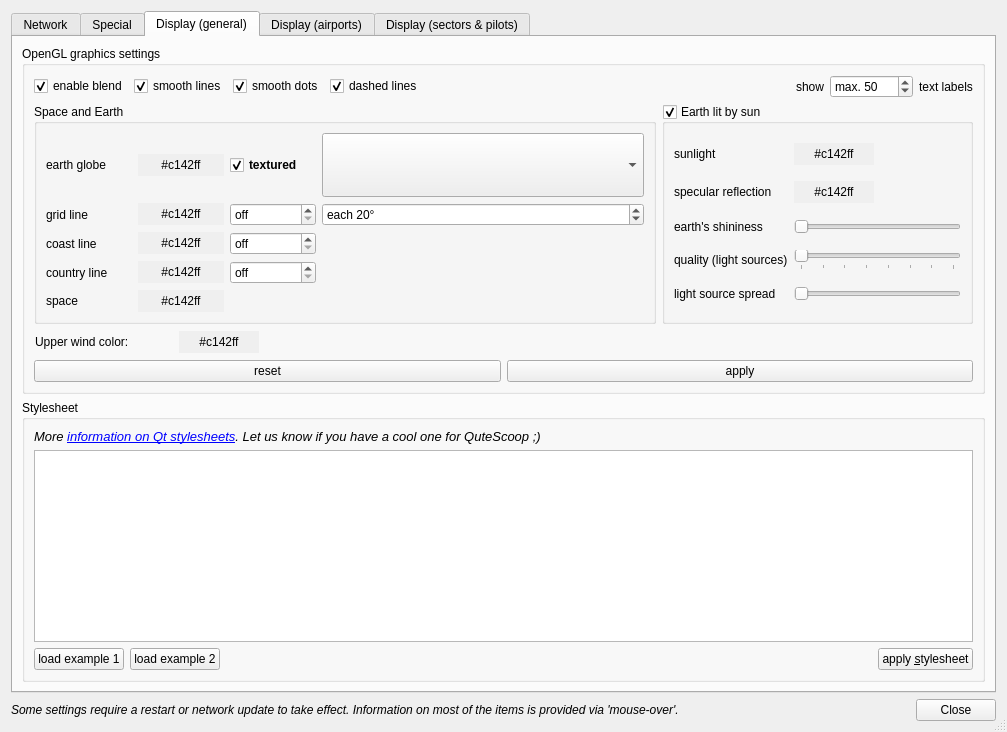
Above: branches/QuteScoop_2.1.1/src/PreferencesDialog.ui from qutescoop/qutescoop before the change. Below: the same form after it.
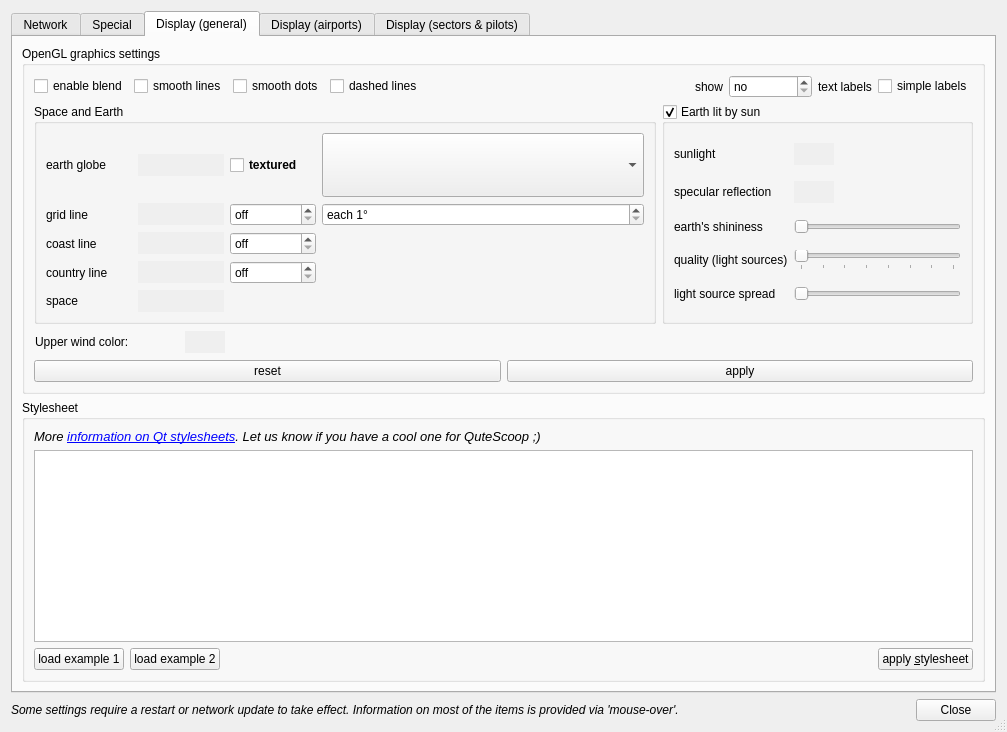
That is the form after the change. The open tabs and pages were chosen to show the change. Icons and pictures are not drawn.

Patch:
```diff
--- a/branches/QuteScoop_2.1.1/src/PreferencesDialog.ui
+++ b/branches/QuteScoop_2.1.1/src/PreferencesDialog.ui
@@ -1048,9 +1048,6 @@
               <property name="text">
                <string>enable blend</string>
               </property>
-              <property name="checked">
-               <bool>true</bool>
-              </property>
              </widget>
             </item>
             <item row="0" column="1">
@@ -1062,9 +1059,6 @@
               <property name="text">
                <string>smooth lines</string>
               </property>
-              <property name="checked">
-               <bool>true</bool>
-              </property>
              </widget>
             </item>
             <item row="0" column="2">
@@ -1076,9 +1070,6 @@
               <property name="text">
                <string>smooth dots</string>
               </property>
-              <property name="checked">
-               <bool>true</bool>
-              </property>
              </widget>
             </item>
             <item row="0" column="4">
@@ -1094,18 +1085,21 @@
               </property>
              </spacer>
             </item>
-            <item row="0" column="5">
+            <item row="0" column="6">
              <widget class="QLabel" name="label_29">
               <property name="text">
                <string>show</string>
               </property>
              </widget>
             </item>
-            <item row="0" column="6">
+            <item row="0" column="7">
              <widget class="QSpinBox" name="sbMaxTextLabels">
               <property name="toolTip">
                <string>Labels seem to have the biggest impact on Rendering performance.</string>
               </property>
+              <property name="specialValueText">
+               <string>no</string>
+              </property>
               <property name="accelerated">
                <bool>true</bool>
               </property>
@@ -1118,12 +1112,9 @@
               <property name="singleStep">
                <number>10</number>
               </property>
-              <property name="value">
-               <number>50</number>
-              </property>
              </widget>
             </item>
-            <item row="0" column="7">
+            <item row="0" column="8">
              <widget class="QLabel" name="label_32">
               <property name="text">
                <string>text labels</string>
@@ -1138,8 +1129,15 @@
               <property name="text">
                <string>dashed lines</string>
               </property>
-              <property name="checked">
-               <bool>true</bool>
+             </widget>
+            </item>
+            <item row="0" column="9">
+             <widget class="QCheckBox" name="cbSimpleLabels">
+              <property name="toolTip">
+               <string>Labels are not checked if they overlap with others. Can greatly improve performance.</string>
+              </property>
+              <property name="text">
+               <string>simple labels</string>
               </property>
              </widget>
             </item>
@@ -1181,9 +1179,6 @@
                  <property name="autoFillBackground">
                   <bool>true</bool>
                  </property>
-                 <property name="text">
-                  <string>#c142ff</string>
-                 </property>
                  <property name="flat">
                   <bool>true</bool>
                  </property>
@@ -1194,9 +1189,6 @@
                  <property name="autoFillBackground">
                   <bool>true</bool>
                  </property>
-                 <property name="text">
-                  <string>#c142ff</string>
-                 </property>
                  <property name="flat">
                   <bool>true</bool>
                  </property>
@@ -1217,9 +1209,6 @@
                  <property name="autoFillBackground">
                   <bool>true</bool>
                  </property>
-                 <property name="text">
-                  <string>#c142ff</string>
-                 </property>
                  <property name="flat">
                   <bool>true</bool>
                  </property>
@@ -1240,9 +1229,6 @@
                  <property name="autoFillBackground">
                   <bool>true</bool>
                  </property>
-                 <property name="text">
-                  <string>#c142ff</string>
-                 </property>
                  <property name="flat">
                   <bool>true</bool>
                  </property>
@@ -1352,9 +1338,6 @@
                  <property name="maximum">
                   <number>360</number>
                  </property>
-                 <property name="value">
-                  <number>20</number>
-                 </property>
                 </widget>
                </item>
                <item row="1" column="3">
@@ -1372,9 +1355,6 @@
                  <property name="text">
                   <string>textured</string>
                  </property>
-                 <property name="checked">
-                  <bool>true</bool>
-                 </property>
                 </widget>
                </item>
                <item row="1" column="4">
@@ -1414,9 +1394,6 @@
                  <property name="autoFillBackground">
                   <bool>true</bool>
                  </property>
-                 <property name="text">
-                  <string>#c142ff</string>
-                 </property>
                  <property name="flat">
                   <bool>true</bool>
                  </property>
@@ -1461,9 +1438,6 @@
                  <property name="autoFillBackground">
                   <bool>true</bool>
                  </property>
-                 <property name="text">
-                  <string>#c142ff</string>
-                 </property>
                  <property name="flat">
                   <bool>true</bool>
                  </property>
@@ -1548,9 +1522,6 @@
                  <property name="autoFillBackground">
                   <bool>true</bool>
                  </property>
-                 <property name="text">
-                  <string>#c142ff</string>
-                 </property>
                  <property name="flat">
                   <bool>true</bool>
                  </property>
@@ -1604,9 +1575,6 @@
               <property name="autoFillBackground">
                <bool>true</bool>
               </property>
-              <property name="text">
-               <string>#c142ff</string>
-              </property>
               <property name="flat">
                <bool>true</bool>
               </property>
```
Left out of the diff: 185 changed lines with no effect on the pictures.
